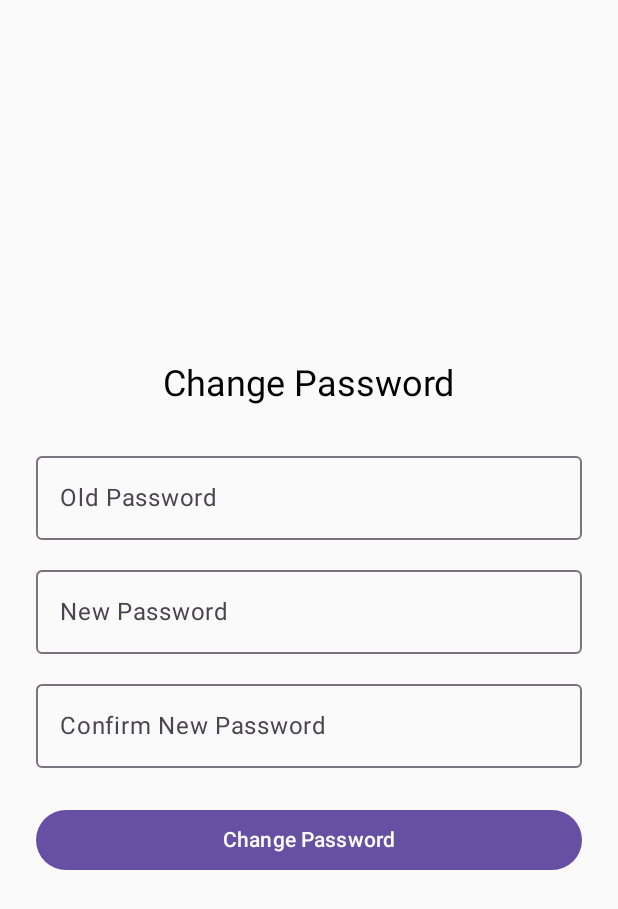
After one commit to Hrishikesh30/SDIAAVS, an Android app built with Jetpack Compose: the ChangePasswordPage screen opened through its navigation route, on a phone screen of 412 x 824 dp. The commit adds this screen. Shown: the top 909 px of the screen. Run offline under Robolectric (Android 15) with nearby library versions, the phone set to English and light mode, and no system bars; our stand-ins replace Firebase (no records; nobody signed in at launch, a user with empty details on screens opened directly).

Commit message:
Added: logic to change password

```diff
--- a/app/src/main/java/com/example/sdiaavs/MainActivity.kt
+++ b/app/src/main/java/com/example/sdiaavs/MainActivity.kt
@@ -16,6 +16,7 @@ import com.example.sdiaavs.viewModel.AuthViewModel
 import com.example.sdiaavs.viewModel.AuthViewModelFactory
 import com.example.sdiaavs.viewModel.UserViewModel
 import com.google.firebase.auth.FirebaseAuth
+import com.example.sdiaavs.ui.content.ChangePasswordPage
 
 class MainActivity : ComponentActivity() {
 
@@ -68,6 +69,16 @@ class MainActivity : ComponentActivity() {
                             navController.navigate("userLogin") {
                                 popUpTo("userHome") { inclusive = true }
                             }
+                        },
+                        navController = navController // Pass navController
+                    )
+                }
+
+                composable("changePassword") {
+                    ChangePasswordPage(
+                        authViewModel = authViewModel,
+                        onPasswordChanged = {
+                            navController.popBackStack() // Go back to profile after change
                         }
                     )
                 }
--- /dev/null
+++ b/app/src/main/java/com/example/sdiaavs/ui/content/ChangePasswordPage.kt
@@ -0,0 +1,114 @@
+package com.example.sdiaavs.ui.content
+
+import androidx.compose.foundation.layout.*
+import androidx.compose.material3.*
+import androidx.compose.runtime.*
+import androidx.compose.ui.Alignment
+import androidx.compose.ui.Modifier
+import androidx.compose.ui.text.input.PasswordVisualTransformation
+import androidx.compose.ui.unit.dp
+import com.example.sdiaavs.viewModel.AuthViewModel
+
+@Composable
+fun ChangePasswordPage(
+    authViewModel: AuthViewModel,
+    onPasswordChanged: () -> Unit
+) {
+    var oldPassword by remember { mutableStateOf("") }
+    var newPassword by remember { mutableStateOf("") }
+    var confirmPassword by remember { mutableStateOf("") }
+    var errorMessage by remember { mutableStateOf<String?>(null) }
+    var successMessage by remember { mutableStateOf<String?>(null) }
+    var isLoading by remember { mutableStateOf(false) }
+
+    Column(
+        modifier = Modifier
+            .fillMaxSize()
+            .padding(24.dp),
+        verticalArrangement = Arrangement.Center,
+        horizontalAlignment = Alignment.CenterHorizontally
+    ) {
+        Text("Change Password", style = MaterialTheme.typography.headlineSmall)
+        Spacer(modifier = Modifier.height(24.dp))
+        OutlinedTextField(
+            value = oldPassword,
+            onValueChange = { oldPassword = it },
+            label = { Text("Old Password") },
+            visualTransformation = PasswordVisualTransformation(),
+            modifier = Modifier.fillMaxWidth()
+        )
+        Spacer(modifier = Modifier.height(12.dp))
+        OutlinedTextField(
+            value = newPassword,
+            onValueChange = { newPassword = it },
+            label = { Text("New Password") },
+            visualTransformation = PasswordVisualTransformation(),
+            modifier = Modifier.fillMaxWidth()
+        )
+        Spacer(modifier = Modifier.height(12.dp))
+        OutlinedTextField(
+            value = confirmPassword,
+            onValueChange = { confirmPassword = it },
+            label = { Text("Confirm New Password") },
+            visualTransformation = PasswordVisualTransformation(),
+            modifier = Modifier.fillMaxWidth()
+        )
+        Spacer(modifier = Modifier.height(24.dp))
+        if (errorMessage != null) {
+            Text(errorMessage!!, color = MaterialTheme.colorScheme.error)
+            Spacer(modifier = Modifier.height(8.dp))
+        }
+        if (successMessage != null) {
+            Text(successMessage!!, color = MaterialTheme.colorScheme.primary)
+            Spacer(modifier = Modifier.height(8.dp))
+        }
+        Button(
+            onClick = {
+                errorMessage = null
+                successMessage = null
+                if (newPassword != confirmPassword) {
+                    errorMessage = "Passwords do not match."
+                    return@Button
+                }
+                if (newPassword.length < 6) {
+                    errorMessage = "Password must be at least 6 characters."
+                    return@Button
+                }
+                isLoading = true
+                // Firebase requires re-authentication for sensitive actions
+                val user = com.google.firebase.auth.FirebaseAuth.getInstance().currentUser
+                val email = user?.email
+                if (user != null && email != null) {
+                    val credential = com.google.firebase.auth.EmailAuthProvider.getCredential(email, oldPassword)
+                    user.reauthenticate(credential)
+                        .addOnSuccessListener {
+                            authViewModel.updatePassword(user.uid, newPassword) { success ->
+                                isLoading = false
+                                if (success) {
+                                    successMessage = "Password changed successfully."
+                                    onPasswordChanged()
+                                } else {
+                                    errorMessage = "Failed to change password."
+                                }
+                            }
+                        }
+                        .addOnFailureListener {
+                            isLoading = false
+                            errorMessage = "Old password is incorrect."
+                        }
+                } else {
+                    isLoading = false
+                    errorMessage = "User not found."
+                }
+            },
+            enabled = !isLoading,
+            modifier = Modifier.fillMaxWidth()
+        ) {
+            if (isLoading) {
+                CircularProgressIndicator(modifier = Modifier.size(20.dp))
+            } else {
+                Text("Change Password")
+            }
+        }
+    }
+}
--- a/app/src/main/java/com/example/sdiaavs/ui/content/MainScreen.kt
+++ b/app/src/main/java/com/example/sdiaavs/ui/content/MainScreen.kt
@@ -23,6 +23,7 @@ import com.example.sdiaavs.dataModel.NavItem
 import com.example.sdiaavs.viewModel.AuthViewModel
 import com.example.sdiaavs.viewModel.UserViewModel
 import com.google.firebase.auth.FirebaseAuth
+import androidx.navigation.NavController
 
 
 @Composable
@@ -30,6 +31,7 @@ fun MainScreen(
     authViewModel: AuthViewModel,
     userViewModel: UserViewModel,
     onLogout: () -> Unit,
+    navController: NavController, // Add this parameter
     modifier: Modifier = Modifier
 ) {
     val navItemList = listOf(
@@ -79,10 +81,10 @@ fun MainScreen(
             selectedItem,
             authViewModel,
             userViewModel,
-            onLogout
+            onLogout,
+            navController // Pass navController
         )
     }
-
 }
 
 @Composable
@@ -91,7 +93,8 @@ fun ContentScreen(
     selectedItem: Int,
     authViewModel: AuthViewModel,
     userViewModel: UserViewModel,
-    onLogout: () -> Unit
+    onLogout: () -> Unit,
+    navController: NavController // Add this parameter
 ) {
     when (selectedItem) {
         0 -> HomePage(
@@ -103,7 +106,10 @@ fun ContentScreen(
         1 -> ProfilePage(
             modifier = Modifier,
             userViewModel = userViewModel,
-            authViewModel = authViewModel
+            authViewModel = authViewModel,
+            onChangePasswordClick = {
+                navController.navigate("changePassword")
+            }
         )
 
         2 -> SearchPage()
```
Also changed, not shown: app/src/main/java/com/example/sdiaavs/repository/AuthRepo.kt (+9 -0 lines), app/src/main/java/com/example/sdiaavs/ui/content/ProfilePage.kt (+6 -11 lines), app/src/main/java/com/example/sdiaavs/viewModel/AuthViewModel.kt (+6 -1 lines), 1 other file.
